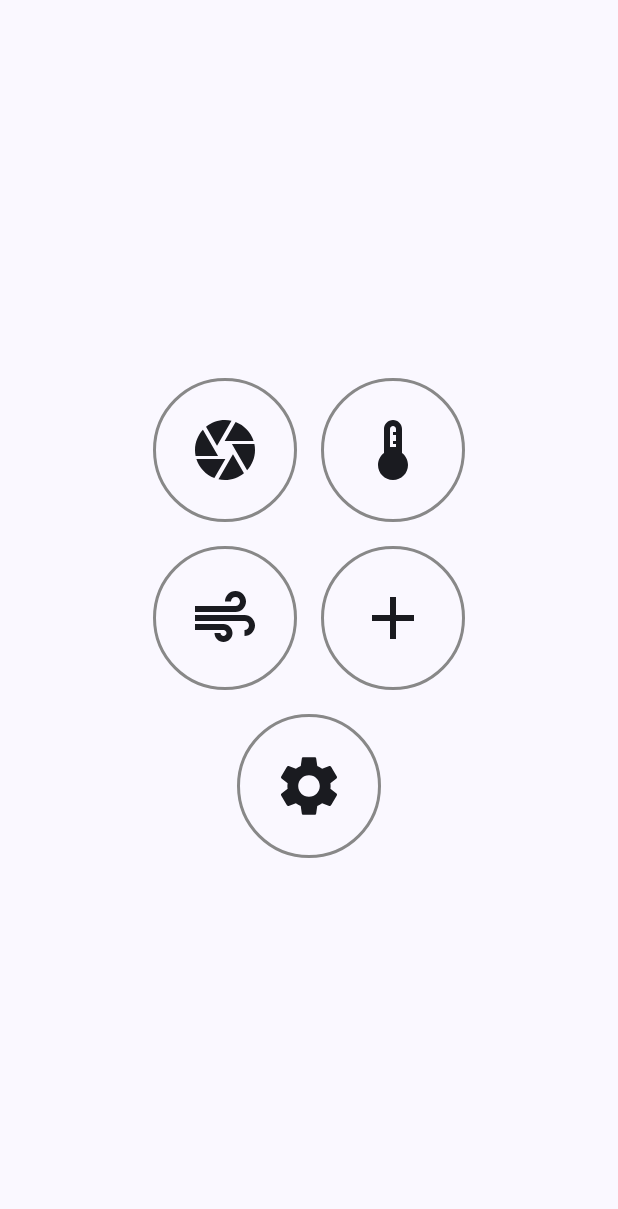
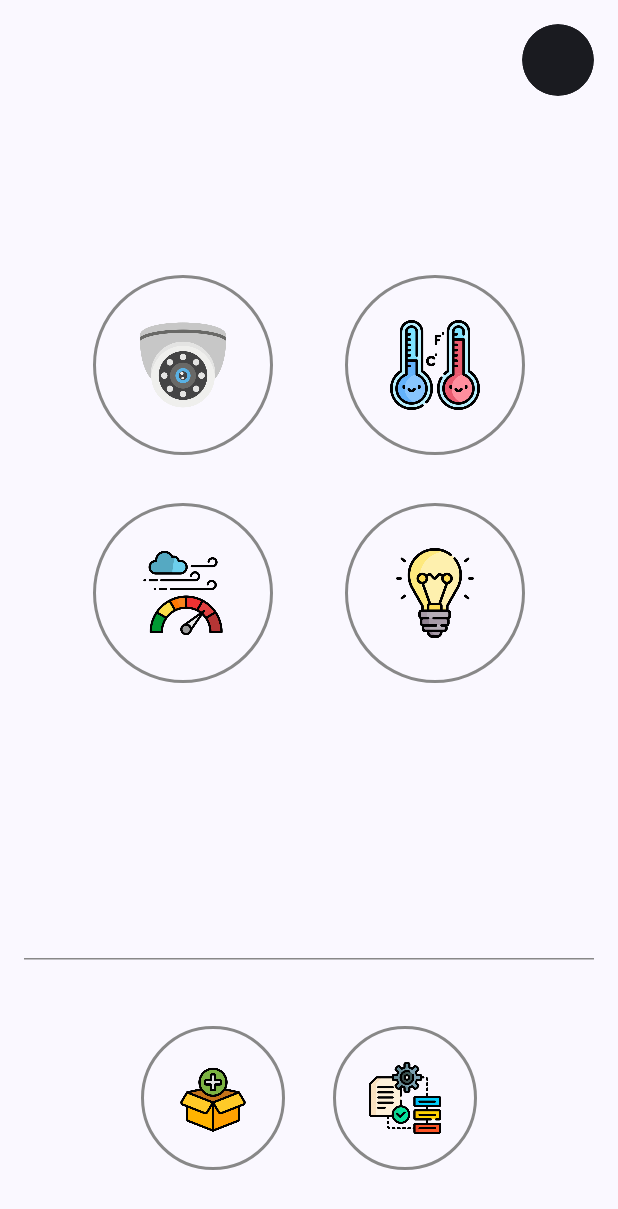
Before and after one commit to hbatress/telecomunicacion, an Android app built with Jetpack Compose: the HomeActivity screen opened directly, with no data from a screen before it, on a phone screen of 412 x 824 dp. Shown: the top 1209 px of the screen. Run offline under Robolectric (Android 15) with nearby library versions, the phone set to English and light mode, and no system bars.

Commit message:
Pagina de Home al 80

```diff
--- a/app/src/main/java/com/example/house/HomeActivity.kt
+++ b/app/src/main/java/com/example/house/HomeActivity.kt
@@ -7,14 +7,15 @@ import androidx.compose.foundation.BorderStroke
 import androidx.compose.foundation.border
 import androidx.compose.foundation.layout.*
 import androidx.compose.foundation.shape.CircleShape
-import androidx.compose.material.icons.Icons
-import androidx.compose.material.icons.filled.*
+import androidx.compose.foundation.Image
 import androidx.compose.material3.*
 import androidx.compose.runtime.Composable
 import androidx.compose.ui.Alignment
 import androidx.compose.ui.Modifier
 import androidx.compose.ui.graphics.Color
-import androidx.compose.ui.graphics.vector.ImageVector
+import androidx.compose.ui.layout.ContentScale
+import androidx.compose.ui.res.painterResource
+import androidx.compose.ui.unit.Dp
 import androidx.compose.ui.unit.dp
 import com.example.house.ui.theme.HouseTheme
 
@@ -33,67 +34,120 @@ class HomeActivity : ComponentActivity() {
 
 @Composable
 fun HomeScreen(modifier: Modifier = Modifier) {
+    Box(modifier = modifier.fillMaxSize()) {
         Column(
-        modifier = modifier
+            modifier = Modifier
                 .fillMaxSize()
-            .padding(16.dp),
-        verticalArrangement = Arrangement.Center,
-        horizontalAlignment = Alignment.CenterHorizontally
+                .padding(16.dp)
+        ) {
+            Column(
+                modifier = Modifier
+                    .weight(0.8f)
+                    .fillMaxWidth(),
+                horizontalAlignment = Alignment.CenterHorizontally,
+                verticalArrangement = Arrangement.Center
             ) {
                 Row(
-            horizontalArrangement = Arrangement.spacedBy(16.dp)
+                    horizontalArrangement = Arrangement.spacedBy(48.dp) // Increased spacing
                 ) {
-            IconButtonWithBorder(
-                icon = Icons.Filled.Camera,
+                    ImageButtonWithBorder(
+                        imageRes = R.drawable.camera,
                         contentDescription = "Camera",
-                onClick = { /* Navegar a la página de cámara */ }
+                        onClick = { /* Navigate to camera page */ },
+                        size = 120.dp,
+                        iconSize = 60.dp
                     )
-            IconButtonWithBorder(
-                icon = Icons.Filled.Thermostat,
+                    ImageButtonWithBorder(
+                        imageRes = R.drawable.thermostat,
                         contentDescription = "Thermometer",
-                onClick = { /* Navegar a la página de termómetro */ }
+                        onClick = { /* Navigate to thermometer page */ },
+                        size = 120.dp,
+                        iconSize = 60.dp
                     )
                 }
-        Spacer(modifier = Modifier.height(16.dp))
+                Spacer(modifier = Modifier.height(32.dp)) // Added vertical spacing
                 Row(
-            horizontalArrangement = Arrangement.spacedBy(16.dp)
+                    horizontalArrangement = Arrangement.spacedBy(48.dp) // Increased spacing
                 ) {
-            IconButtonWithBorder(
-                icon = Icons.Filled.Air,
+                    ImageButtonWithBorder(
+                        imageRes = R.drawable.air_quality,
                         contentDescription = "Air Quality",
-                onClick = { /* Navegar a la página de calidad de aire */ }
+                        onClick = { /* Navigate to air quality page */ },
+                        size = 120.dp,
+                        iconSize = 60.dp
                     )
-            IconButtonWithBorder(
-                icon = Icons.Filled.Add,
-                contentDescription = "Add Equipment",
-                onClick = { /* Navegar a la página para agregar equipos */ }
+                    ImageButtonWithBorder(
+                        imageRes = R.drawable.foco,
+                        contentDescription = "Foco",
+                        onClick = { /* Navigate to foco page */ },
+                        size = 120.dp,
+                        iconSize = 60.dp
                     )
                 }
-        Spacer(modifier = Modifier.height(16.dp))
-        IconButtonWithBorder(
-            icon = Icons.Filled.Settings,
+            }
+            HorizontalDivider(
+                color = Color.Gray,
+                thickness = 1.dp,
+                modifier = Modifier.padding(vertical = 16.dp)
+            )
+            Row(
+                modifier = Modifier
+                    .weight(0.2f)
+                    .fillMaxWidth(),
+                horizontalArrangement = Arrangement.Center, // Centered horizontally
+                verticalAlignment = Alignment.CenterVertically
+            ) {
+                ImageButtonWithBorder(
+                    imageRes = R.drawable.add_equipment,
+                    contentDescription = "Add Equipment",
+                    onClick = { /* Navigate to add equipment page */ },
+                    size = 96.dp,
+                    iconSize = 48.dp
+                )
+                Spacer(modifier = Modifier.width(32.dp)) // Added spacing between buttons
+                ImageButtonWithBorder(
+                    imageRes = R.drawable.settings,
                     contentDescription = "Settings",
-            onClick = { /* Navegar a la página de ajustes */ }
+                    onClick = { /* Navigate to settings page */ },
+                    size = 96.dp,
+                    iconSize = 48.dp
                 )
+            }
+        }
+        IconButton(
+            onClick = { /* Navigate to notifications page */ },
+            modifier = Modifier
+                .align(Alignment.TopEnd)
+                .padding(16.dp)
+                .size(48.dp)
+        ) {
+            Icon(
+                painter = painterResource(id = R.drawable.notification),
+                contentDescription = "Notification"
+            )
+        }
     }
 }
 
 @Composable
-fun IconButtonWithBorder(
-    icon: ImageVector,
+fun ImageButtonWithBorder(
+    imageRes: Int,
     contentDescription: String?,
-    onClick: () -> Unit
+    onClick: () -> Unit,
+    size: Dp,
+    iconSize: Dp
 ) {
     IconButton(
         onClick = onClick,
         modifier = Modifier
-            .size(96.dp)  // Incrementar el tamaño del botón
+            .size(size)
             .border(BorderStroke(2.dp, Color.Gray), shape = CircleShape)
     ) {
-        Icon(
-            imageVector = icon,
+        Image(
+            painter = painterResource(id = imageRes),
             contentDescription = contentDescription,
-            modifier = Modifier.size(48.dp)  // Incrementar el tamaño del ícono
+            contentScale = ContentScale.Crop,
+            modifier = Modifier.size(iconSize)
         )
     }
 }
```
Also changed, not shown: app/src/main/res/drawable/add_equipment.png (added), app/src/main/res/drawable/air_quality.png (added), app/src/main/res/drawable/camera.png (added), app/src/main/res/drawable/foco.png (added), app/src/main/res/drawable/notification.png (added), app/src/main/res/drawable/settings.png (added), app/src/main/res/drawable/thermostat.png (added). Lines whose indentation alone changed are shown as unchanged.
